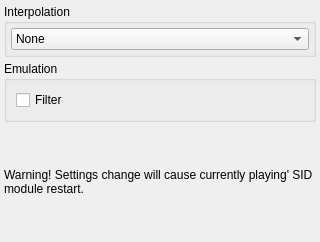
vitamin-caig/zxtune, file apps/zxtune-qt/ui/preferences/sid.ui: the form before one commit.
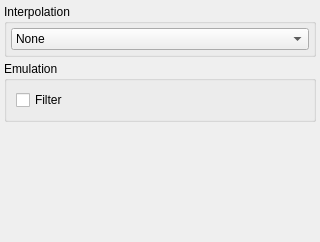
The form after the commit.

What changed in the file:
```diff
--- a/apps/zxtune-qt/ui/preferences/sid.ui
+++ b/apps/zxtune-qt/ui/preferences/sid.ui
@@ -86,16 +86,6 @@
      </property>
     </spacer>
    </item>
-   <item>
-    <widget class="QLabel" name="warningLabel">
-     <property name="text">
-      <string>Warning! Settings change will cause currently playing' SID module restart.</string>
-     </property>
-     <property name="wordWrap">
-      <bool>true</bool>
-     </property>
-    </widget>
-   </item>
    <item>
     <spacer name="verticalSpacer">
      <property name="orientation">
```
Left out of the diff: 2 changed lines with no effect on the pictures.
